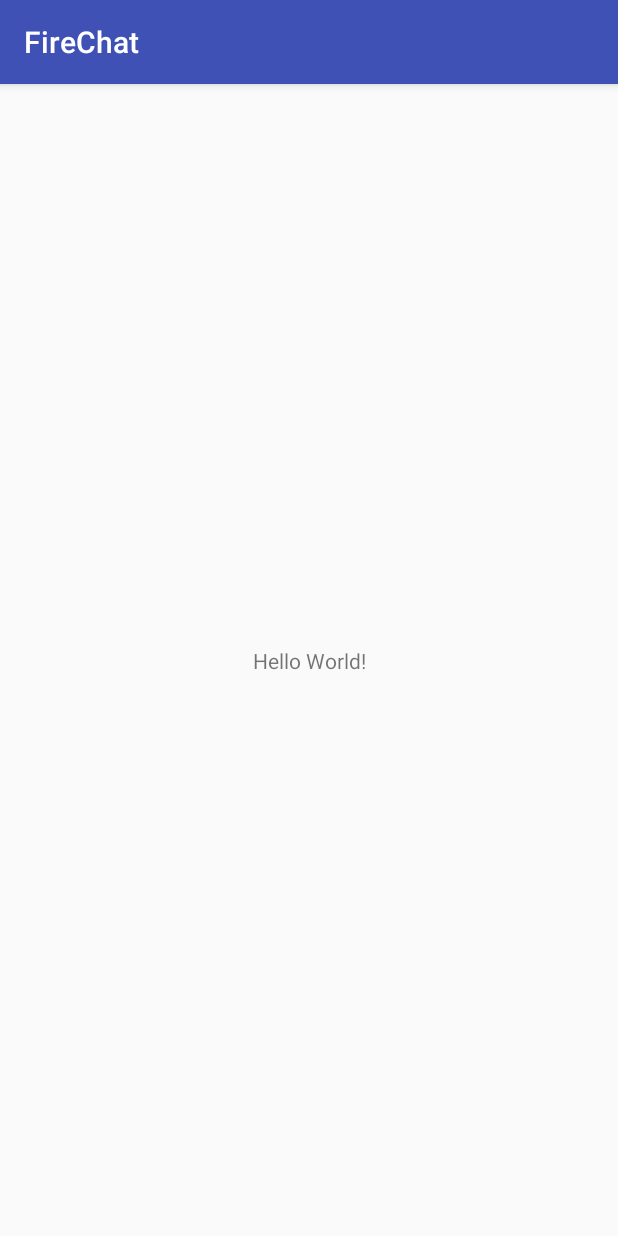
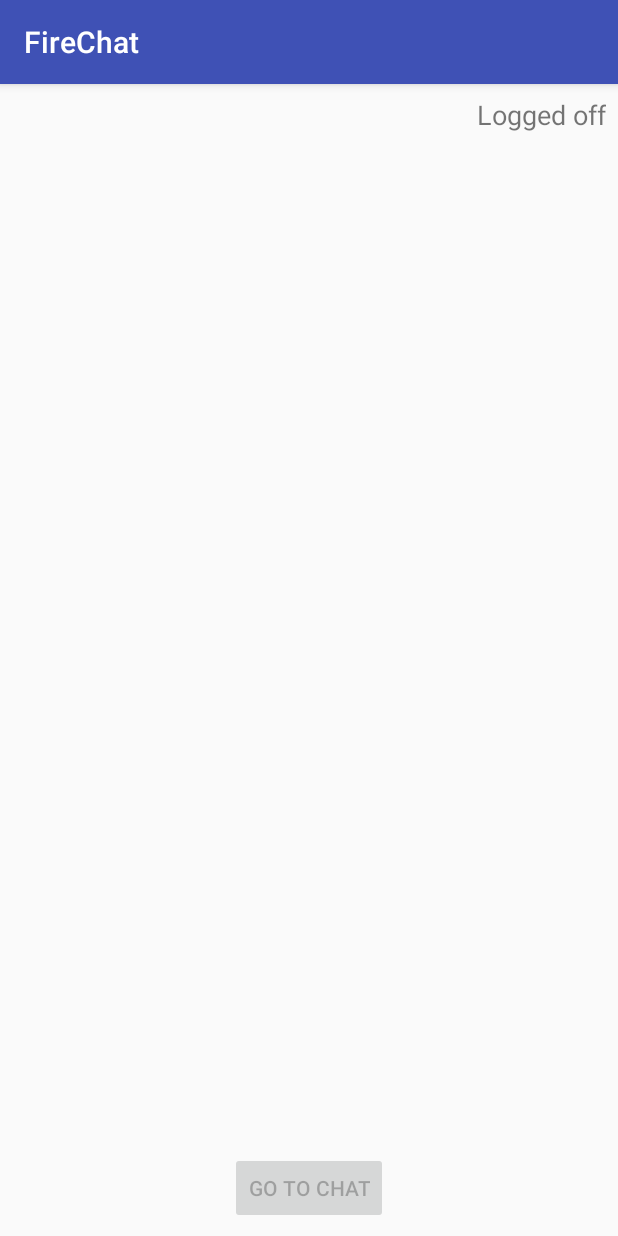
Before and after one commit to kolboch/FirebaseChat, an Android app: the screen it shows after launch (MainActivity), on a phone screen of 412 x 824 dp. Run offline under Robolectric (Android 15) with nearby library versions, the phone set to English and light mode, and no system bars; our stand-ins replace Firebase (no records; nobody signed in at launch, a user with empty details on screens opened directly); libraries missing offline, so code that uses them is left out: com.firebase.ui; 1 statement that could not run was skipped.

```diff
--- a/app/src/main/AndroidManifest.xml
+++ b/app/src/main/AndroidManifest.xml
@@ -16,6 +16,8 @@
                 <category android:name="android.intent.category.LAUNCHER"/>
             </intent-filter>
         </activity>
+        <activity android:name=".ChatActivity">
+        </activity>
     </application>
 
 </manifest>
--- a/app/src/main/java/com/kb/firechat/MainActivity.kt
+++ b/app/src/main/java/com/kb/firechat/MainActivity.kt
@@ -1,12 +1,66 @@
 package com.kb.firechat
 
+import android.app.Activity
+import android.content.Intent
+import android.os.Bundle
 import android.support.v7.app.AppCompatActivity
-import android.os.Bundle
+import android.widget.Toast
+import com.firebase.ui.auth.AuthUI
+import com.google.firebase.auth.FirebaseAuth
+import kotlinx.android.synthetic.main.activity_main.*
+
+const val SIGN_IN_REQUEST_CODE = 7009
 
 class MainActivity : AppCompatActivity() {
 
     override fun onCreate(savedInstanceState: Bundle?) {
         super.onCreate(savedInstanceState)
         setContentView(R.layout.activity_main)
+        setupChatButtonListener()
+    }
+
+    override fun onResume() {
+        super.onResume()
+        checkLoggedStatus()
+    }
+
+    private fun setupChatButtonListener() {
+        chatButton.setOnClickListener {
+            val intent = Intent(this, ChatActivity::class.java)
+            startActivity(intent)
+        }
+    }
+
+    override fun onActivityResult(requestCode: Int, resultCode: Int, data: Intent?) {
+        super.onActivityResult(requestCode, resultCode, data)
+        if (requestCode == SIGN_IN_REQUEST_CODE) {
+            if (resultCode == Activity.RESULT_OK) {
+                Toast.makeText(this, R.string.successful_log_in, Toast.LENGTH_SHORT).show()
+                onUserLoggedInActions(FirebaseAuth.getInstance().currentUser?.displayName)
+            } else {
+                Toast.makeText(this, R.string.failure_log_in, Toast.LENGTH_SHORT).show()
+            }
+        }
+    }
+
+    private fun checkLoggedStatus() {
+        if (FirebaseAuth.getInstance().currentUser == null) {
+            onUserLoggedOffActions()
+            startActivityForResult(AuthUI.getInstance().createSignInIntentBuilder().build(), SIGN_IN_REQUEST_CODE)
+        } else {
+            val user = FirebaseAuth.getInstance().currentUser!!
+            Toast.makeText(this, getString(R.string.user_welcome, user.displayName), Toast.LENGTH_SHORT).show()
+            onUserLoggedInActions(user.displayName)
+        }
+    }
+
+    private fun onUserLoggedOffActions() {
+        chatButton.isEnabled = false
+        userLoggedTextView.text = getString(R.string.logged_off)
+    }
+
+    private fun onUserLoggedInActions(userName: String?) {
+        chatButton.isEnabled = true
+        userLoggedTextView.text = getString(R.string.logged_in_as, userName ?: "NoName")
     }
 }
--- a/app/src/main/res/layout/activity_main.xml
+++ b/app/src/main/res/layout/activity_main.xml
@@ -7,13 +7,29 @@
     android:layout_height="match_parent"
     tools:context=".MainActivity">
 
-    <TextView
+    <Button
+        android:id="@+id/chatButton"
         android:layout_width="wrap_content"
         android:layout_height="wrap_content"
-        android:text="Hello World!"
+        android:layout_marginBottom="8dp"
+        android:layout_marginEnd="8dp"
+        android:layout_marginStart="8dp"
+        android:text="@string/chatButton"
         app:layout_constraintBottom_toBottomOf="parent"
-        app:layout_constraintLeft_toLeftOf="parent"
-        app:layout_constraintRight_toRightOf="parent"
+        app:layout_constraintEnd_toEndOf="parent"
+        app:layout_constraintStart_toStartOf="parent"
+        android:enabled="false"
+        />
+
+    <TextView
+        android:id="@+id/userLoggedTextView"
+        android:layout_width="wrap_content"
+        android:layout_height="wrap_content"
+        android:layout_marginEnd="8dp"
+        android:layout_marginTop="8dp"
+        android:text="RamboJohnny123"
+        android:textSize="18sp"
+        app:layout_constraintEnd_toEndOf="parent"
         app:layout_constraintTop_toTopOf="parent"/>
 
 </android.support.constraint.ConstraintLayout>
--- a/app/src/main/res/values/colors.xml
+++ b/app/src/main/res/values/colors.xml
@@ -2,5 +2,5 @@
 <resources>
     <color name="colorPrimary">#3F51B5</color>
     <color name="colorPrimaryDark">#303F9F</color>
-    <color name="colorAccent">#FF4081</color>
+    <color name="colorAccent">#ff4081</color>
 </resources>
--- a/app/src/main/res/values/strings.xml
+++ b/app/src/main/res/values/strings.xml
@@ -1,3 +1,10 @@
 <resources>
     <string name="app_name">FireChat</string>
+    <string name="chatButton">GO TO CHAT</string>
+    <string name="hint_type_text">Type text</string>
+    <string name="user_welcome">Hello %1$s!</string>
+    <string name="logged_in_as">Currently logged in as %1$s.</string>
+    <string name="logged_off">Logged off</string>
+    <string name="successful_log_in">Successfully logged in!</string>
+    <string name="failure_log_in">Couldn\'t sign in you. Please try again later</string>
 </resources>
--- a/build.gradle
+++ b/build.gradle
@@ -12,6 +12,7 @@ buildscript {
 
         // NOTE: Do not place your application dependencies here; they belong
         // in the individual module build.gradle files
+        classpath 'com.google.gms:google-services:3.1.1'
     }
 }
 
```
Also changed, not shown: app/build.gradle (+7 -2 lines), app/src/main/java/com/kb/firechat/ChatActivity.kt (added, +12 -0 lines), app/src/main/res/layout/activity_chat.xml (added, +50 -0 lines), app/src/main/res/layout/message_item.xml (added, +34 -0 lines).
